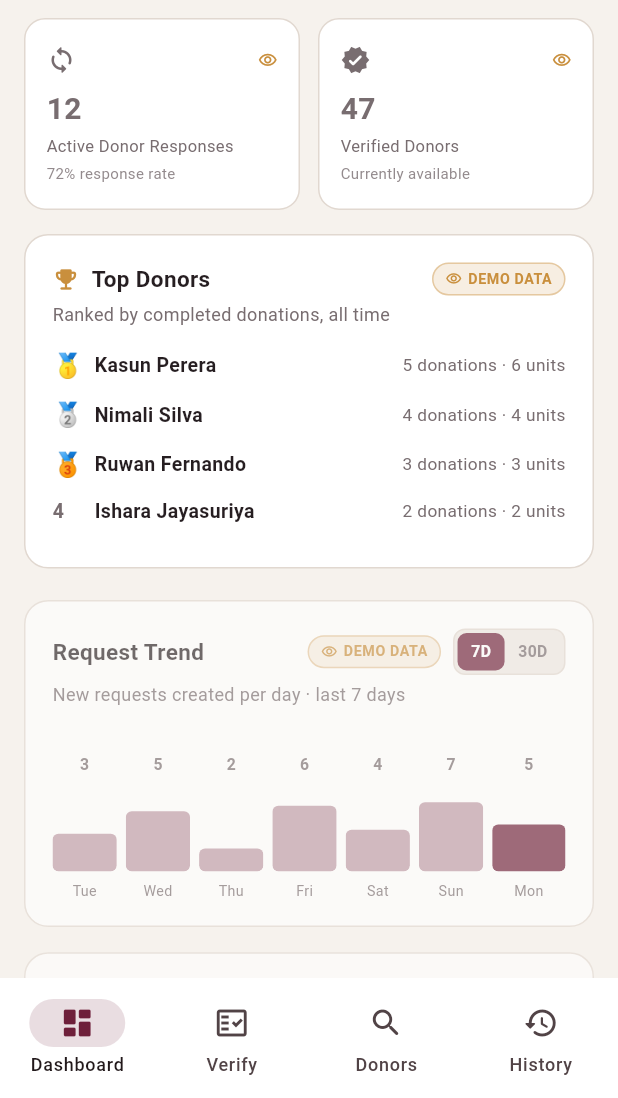
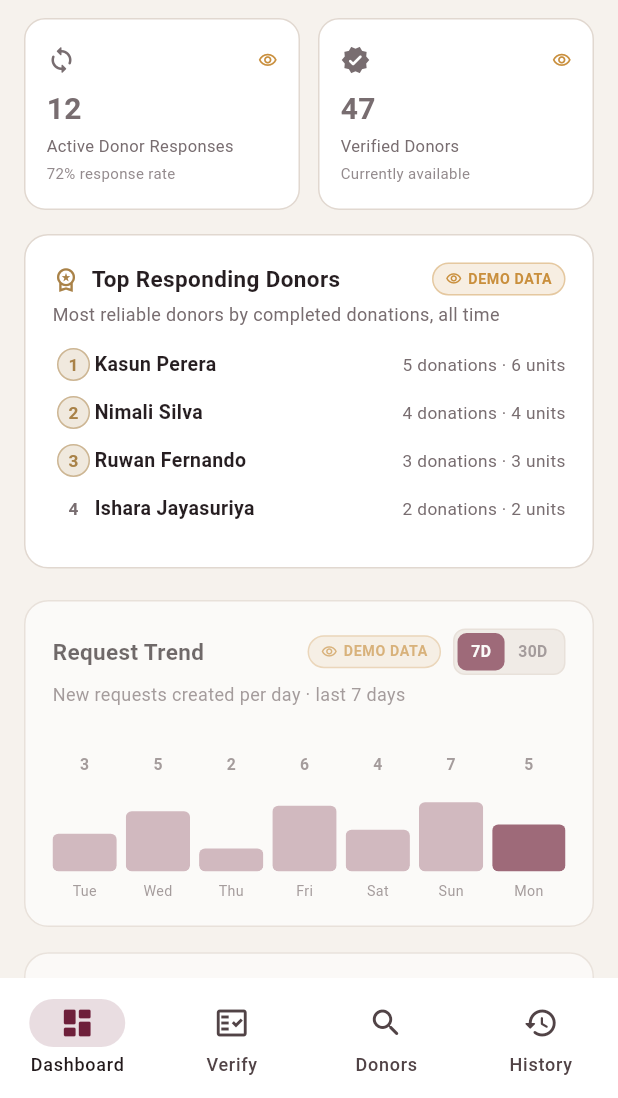
Before and after one commit to kavindu-maduhansa/HCI, a Flutter app: the HospitalHomeScreen screen opened directly, scrolled down 1728 dp, on a phone screen of 412 x 824 dp, the part 138-1236 px from its top. Run offline on Flutter 3.47's test engine with Material 3 defaults, Android fonts, the phone set to English and light mode, and no system bars; our stand-ins replace cloud_firestore, connectivity_plus, firebase_auth, firebase_core, pdf, printing and 1 more; accounts and stored records are empty.

Commit message:
feat(doctor): responsive Analytics grid + operational Donor Leaderboard tone
Two remaining spec gaps from the audit:

1. Responsive Design (Desktop: multi-column Analytics grid). The
   Dashboard Analytics stat grid (both demo and real-data paths) was
   hard-locked to 2 columns even on the wide desktop layout, which
   already gets a NavigationRail + widened content area elsewhere on
   this screen. Wrapped each GridView in a LayoutBuilder and switch
   to 4 columns at >=620px, 2 below - the same breakpoint style
   already used by hospital_home_screen's own wide-layout check.

2. "Keep the existing Donor Leaderboard, but make it operational
   rather than game-like." Swapped the trophy icon + gold/silver/
   bronze medal emoji for a clinical workspace_premium icon and
   plain numbered rank badges (champagne-accented for top 3, muted
   otherwise) - same ranking data and logic, renamed "Top Donors" to
   "Top Responding Donors" with an operational subtitle ("most
   reliable donors"), no score/points language added.

```diff
--- a/lib/screens/hospital/tabs/overview_tab.dart
+++ b/lib/screens/hospital/tabs/overview_tab.dart
@@ -809,17 +809,19 @@ class _AnalyticsSection extends StatelessWidget {
           Text('Real analytics will replace this preview once requests start coming in from the Recipient app.',
               style: TextStyle(fontSize: 12, color: colors.textSecondary)),
           const SizedBox(height: 10),
-          GridView.builder(
+          LayoutBuilder(
+            builder: (context, constraints) => GridView.builder(
               shrinkWrap: true,
               physics: const NeverScrollableScrollPhysics(),
               itemCount: demoStats.length,
-            gridDelegate: const SliverGridDelegateWithFixedCrossAxisCount(
-              crossAxisCount: 2,
+              gridDelegate: SliverGridDelegateWithFixedCrossAxisCount(
+                crossAxisCount: constraints.maxWidth >= 620 ? 4 : 2,
                 crossAxisSpacing: 12,
                 mainAxisSpacing: 12,
                 mainAxisExtent: 128,
               ),
               itemBuilder: (context, i) => _StatCard(data: demoStats[i], demo: true),
+            ),
           ),
         ],
       );
@@ -855,17 +857,19 @@ class _AnalyticsSection extends StatelessWidget {
       children: [
         Text('Dashboard Analytics', style: TextStyle(fontSize: 16, fontWeight: FontWeight.bold, color: colors.textPrimary)),
         const SizedBox(height: 10),
-        GridView.builder(
+        LayoutBuilder(
+          builder: (context, constraints) => GridView.builder(
             shrinkWrap: true,
             physics: const NeverScrollableScrollPhysics(),
             itemCount: stats.length,
-          gridDelegate: const SliverGridDelegateWithFixedCrossAxisCount(
-            crossAxisCount: 2,
+            gridDelegate: SliverGridDelegateWithFixedCrossAxisCount(
+              crossAxisCount: constraints.maxWidth >= 620 ? 4 : 2,
               crossAxisSpacing: 12,
               mainAxisSpacing: 12,
               mainAxisExtent: 128,
             ),
             itemBuilder: (context, i) => _StatCard(data: stats[i]),
+          ),
         ),
       ],
     );
@@ -2042,14 +2046,19 @@ class _DonorLeaderboardSection extends StatelessWidget {
         children: [
           Row(
             children: [
-              Icon(Icons.emoji_events_rounded, size: 18, color: colors.warning),
+              Icon(Icons.workspace_premium_outlined, size: 18, color: colors.champagne),
               const SizedBox(width: 8),
-              Expanded(child: Text('Top Donors', style: TextStyle(fontSize: 15, fontWeight: FontWeight.bold, color: colors.textPrimary))),
+              Expanded(child: Text('Top Responding Donors', style: TextStyle(fontSize: 15, fontWeight: FontWeight.bold, color: colors.textPrimary))),
               if (isDemo) const _DemoBadge(),
             ],
           ),
           const SizedBox(height: 4),
-          Text('Ranked by completed donations, all time', style: TextStyle(fontSize: 12, color: colors.textSecondary)),
+          // #operational-tone - the module spec calls for this section
+          // to read as an operational resource ("who can we call on")
+          // rather than a game-style leaderboard, so the copy and the
+          // rank markers below lean clinical: numbered badges instead
+          // of medal emoji, no score/points language.
+          Text('Most reliable donors by completed donations, all time', style: TextStyle(fontSize: 12, color: colors.textSecondary)),
           const SizedBox(height: 14),
           if (entries.isEmpty)
             Padding(
@@ -2060,22 +2069,24 @@ class _DonorLeaderboardSection extends StatelessWidget {
             ...entries.asMap().entries.map((e) {
               final rank = e.key + 1;
               final (name, count, units) = e.value;
-              final medal = rank == 1
-                  ? '🥇'
-                  : rank == 2
-                      ? '🥈'
-                      : rank == 3
-                          ? '🥉'
-                          : null;
+              final topThree = rank <= 3;
               return Padding(
                 padding: const EdgeInsets.only(bottom: 10),
                 child: Row(
                   children: [
                     SizedBox(
                       width: 28,
-                      child: medal != null
-                          ? Text(medal, style: const TextStyle(fontSize: 16))
-                          : Text('$rank', style: TextStyle(fontSize: 13, fontWeight: FontWeight.bold, color: colors.textSecondary)),
+                      child: Container(
+                        width: 22,
+                        height: 22,
+                        alignment: Alignment.center,
+                        decoration: BoxDecoration(
+                          shape: BoxShape.circle,
+                          color: topThree ? colors.champagne.withValues(alpha: 0.18) : Colors.transparent,
+                          border: topThree ? Border.all(color: colors.champagne.withValues(alpha: 0.5)) : null,
+                        ),
+                        child: Text('$rank', style: TextStyle(fontSize: 11.5, fontWeight: FontWeight.bold, color: topThree ? colors.champagne : colors.textSecondary)),
+                      ),
                     ),
                     Expanded(
                       child: Text(name, style: TextStyle(fontSize: 13, fontWeight: FontWeight.w600, color: colors.textPrimary), overflow: TextOverflow.ellipsis),
```
Lines whose indentation alone changed are shown as unchanged.
